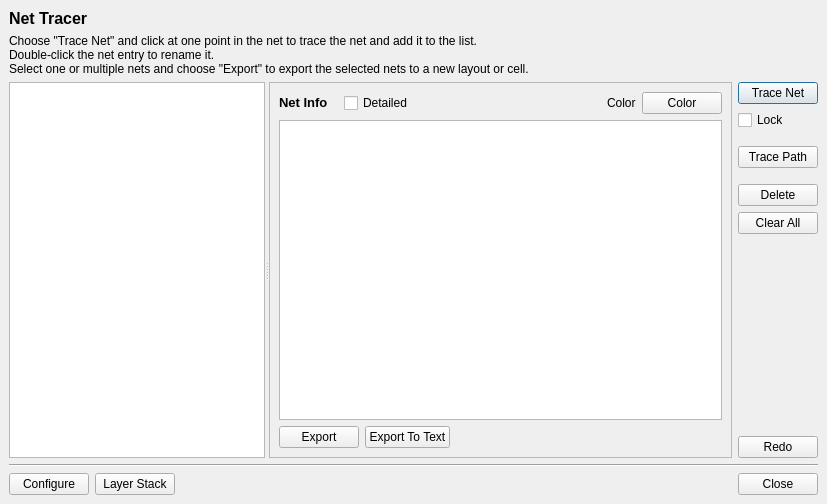
The window that src/plugins/tools/net_tracer/lay_plugin/NetTracerDialog.ui (KLayout/klayout) describes before a commit, drawn with Qt 5.
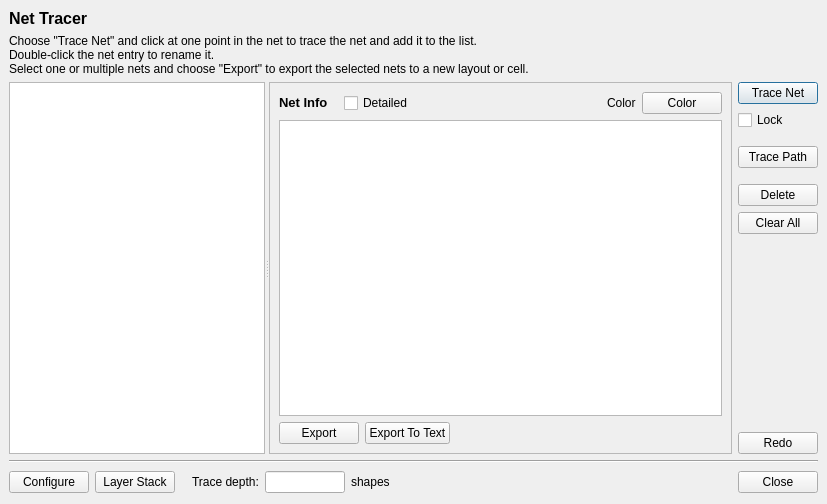
The same window after the commit. Custom widgets are drawn as their Qt base class.

Commit message: Implemented #500 (limit number of shapes in net tracer)

```diff
--- a/src/plugins/tools/net_tracer/lay_plugin/NetTracerDialog.ui
+++ b/src/plugins/tools/net_tracer/lay_plugin/NetTracerDialog.ui
@@ -29,7 +29,24 @@
    <property name="spacing">
     <number>6</number>
    </property>
-   <item row="1" column="0" colspan="4">
+   <item row="3" column="0" rowspan="2" colspan="8">
+    <widget class="Line" name="line">
+     <property name="orientation">
+      <enum>Qt::Horizontal</enum>
+     </property>
+    </widget>
+   </item>
+   <item row="5" column="0" rowspan="2">
+    <widget class="QPushButton" name="configure_pb">
+     <property name="text">
+      <string>Configure</string>
+     </property>
+     <property name="autoDefault">
+      <bool>false</bool>
+     </property>
+    </widget>
+   </item>
+   <item row="1" column="0" colspan="8">
     <widget class="QLabel" name="label_2">
      <property name="sizePolicy">
       <sizepolicy hsizetype="Preferred" vsizetype="Minimum">
@@ -50,11 +67,170 @@
      </property>
     </widget>
    </item>
-   <item row="0" column="0" colspan="4">
-    <widget class="QLabel" name="label_3">
+   <item row="2" column="7">
+    <widget class="QFrame" name="frame">
+     <property name="minimumSize">
+      <size>
+       <width>0</width>
+       <height>0</height>
+      </size>
+     </property>
+     <property name="frameShape">
+      <enum>QFrame::NoFrame</enum>
+     </property>
+     <property name="frameShadow">
+      <enum>QFrame::Raised</enum>
+     </property>
+     <layout class="QVBoxLayout">
+      <property name="spacing">
+       <number>6</number>
+      </property>
+      <property name="leftMargin">
+       <number>0</number>
+      </property>
+      <property name="topMargin">
+       <number>0</number>
+      </property>
+      <property name="rightMargin">
+       <number>0</number>
+      </property>
+      <property name="bottomMargin">
+       <number>0</number>
+      </property>
+      <item>
+       <widget class="QPushButton" name="add_pb">
+        <property name="text">
+         <string>Trace Net</string>
+        </property>
+        <property name="checkable">
+         <bool>true</bool>
+        </property>
+        <property name="checked">
+         <bool>false</bool>
+        </property>
+        <property name="default">
+         <bool>true</bool>
+        </property>
+       </widget>
+      </item>
+      <item>
+       <widget class="QCheckBox" name="sticky_cbx">
+        <property name="text">
+         <string>Lock</string>
+        </property>
+       </widget>
+      </item>
+      <item>
+       <spacer>
+        <property name="orientation">
+         <enum>Qt::Vertical</enum>
+        </property>
+        <property name="sizeType">
+         <enum>QSizePolicy::Fixed</enum>
+        </property>
+        <property name="sizeHint" stdset="0">
+         <size>
+          <width>20</width>
+          <height>10</height>
+         </size>
+        </property>
+       </spacer>
+      </item>
+      <item>
+       <widget class="QPushButton" name="add2_pb">
+        <property name="text">
+         <string>Trace Path</string>
+        </property>
+       </widget>
+      </item>
+      <item>
+       <spacer>
+        <property name="orientation">
+         <enum>Qt::Vertical</enum>
+        </property>
+        <property name="sizeType">
+         <enum>QSizePolicy::Fixed</enum>
+        </property>
+        <property name="sizeHint" stdset="0">
+         <size>
+          <width>20</width>
+          <height>10</height>
+         </size>
+        </property>
+       </spacer>
+      </item>
+      <item>
+       <widget class="QPushButton" name="del_pb">
+        <property name="text">
+         <string>Delete</string>
+        </property>
+       </widget>
+      </item>
+      <item>
+       <widget class="QPushButton" name="clear_all_pb">
+        <property name="text">
+         <string>Clear All</string>
+        </property>
+       </widget>
+      </item>
+      <item>
+       <spacer>
+        <property name="orientation">
+         <enum>Qt::Vertical</enum>
+        </property>
+        <property name="sizeHint" stdset="0">
+         <size>
+          <width>11</width>
+          <height>261</height>
+         </size>
+        </property>
+       </spacer>
+      </item>
+      <item>
+       <widget class="QPushButton" name="redo_pb">
+        <property name="text">
+         <string>Redo</string>
+        </property>
+       </widget>
+      </item>
+     </layout>
+    </widget>
+   </item>
+   <item row="5" column="2">
+    <spacer name="horizontalSpacer">
+     <property name="orientation">
+      <enum>Qt::Horizontal</enum>
+     </property>
+     <property name="sizeType">
+      <enum>QSizePolicy::Fixed</enum>
+     </property>
+     <property name="sizeHint" stdset="0">
+      <size>
+       <width>5</width>
+       <height>20</height>
+      </size>
+     </property>
+    </spacer>
+   </item>
+   <item row="5" column="3" rowspan="2">
+    <widget class="QLabel" name="label_5">
+     <property name="text">
+      <string>Trace depth:</string>
+     </property>
+    </widget>
+   </item>
+   <item row="5" column="7" rowspan="2">
+    <widget class="QPushButton" name="close_pb">
+     <property name="text">
+      <string>Close</string>
+     </property>
+    </widget>
+   </item>
+   <item row="5" column="6" rowspan="2">
+    <widget class="QLabel" name="tech_info_label">
      <property name="sizePolicy">
-      <sizepolicy hsizetype="Preferred" vsizetype="Minimum">
-       <horstretch>0</horstretch>
+      <sizepolicy hsizetype="Preferred" vsizetype="Preferred">
+       <horstretch>1</horstretch>
        <verstretch>0</verstretch>
       </sizepolicy>
      </property>
@@ -67,24 +243,7 @@
       </font>
      </property>
      <property name="text">
-      <string>Net Tracer</string>
-     </property>
-    </widget>
-   </item>
-   <item row="3" column="0" rowspan="2" colspan="4">
-    <widget class="Line" name="line">
-     <property name="orientation">
-      <enum>Qt::Horizontal</enum>
-     </property>
-    </widget>
-   </item>
-   <item row="5" column="0" rowspan="2">
-    <widget class="QPushButton" name="configure_pb">
-     <property name="text">
-      <string>Configure</string>
-     </property>
-     <property name="autoDefault">
-      <bool>false</bool>
+      <string/>
      </property>
     </widget>
    </item>
@@ -98,7 +257,7 @@
      </property>
     </widget>
    </item>
-   <item row="2" column="0" colspan="3">
+   <item row="2" column="0" colspan="7">
     <widget class="QSplitter" name="splitter">
      <property name="sizePolicy">
       <sizepolicy hsizetype="Expanding" vsizetype="Preferred">
@@ -326,152 +485,47 @@
      </widget>
     </widget>
    </item>
-   <item row="2" column="3">
-    <widget class="QFrame" name="frame">
-     <property name="minimumSize">
+   <item row="0" column="0" colspan="8">
+    <widget class="QLabel" name="label_3">
+     <property name="sizePolicy">
+      <sizepolicy hsizetype="Preferred" vsizetype="Minimum">
+       <horstretch>0</horstretch>
+       <verstretch>0</verstretch>
+      </sizepolicy>
+     </property>
+     <property name="font">
+      <font>
+       <pointsize>12</pointsize>
+       <weight>75</weight>
+       <italic>false</italic>
+       <bold>true</bold>
+      </font>
+     </property>
+     <property name="text">
+      <string>Net Tracer</string>
+     </property>
+    </widget>
+   </item>
+   <item row="5" column="5" rowspan="2">
+    <widget class="QLabel" name="label_6">
+     <property name="text">
+      <string>shapes</string>
+     </property>
+    </widget>
+   </item>
+   <item row="5" column="4" rowspan="2">
+    <widget class="QLineEdit" name="depth_le">
+     <property name="sizePolicy">
+      <sizepolicy hsizetype="Fixed" vsizetype="Fixed">
+       <horstretch>0</horstretch>
+       <verstretch>0</verstretch>
+      </sizepolicy>
+     </property>
+     <property name="maximumSize">
       <size>
-       <width>0</width>
-       <height>0</height>
+       <width>80</width>
+       <height>16777215</height>
       </size>
-     </property>
-     <property name="frameShape">
-      <enum>QFrame::NoFrame</enum>
-     </property>
-     <property name="frameShadow">
-      <enum>QFrame::Raised</enum>
-     </property>
-     <layout class="QVBoxLayout">
-      <property name="spacing">
-       <number>6</number>
-      </property>
-      <property name="leftMargin">
-       <number>0</number>
-      </property>
-      <property name="topMargin">
-       <number>0</number>
-      </property>
-      <property name="rightMargin">
-       <number>0</number>
-      </property>
-      <property name="bottomMargin">
-       <number>0</number>
-      </property>
-      <item>
-       <widget class="QPushButton" name="add_pb">
-        <property name="text">
-         <string>Trace Net</string>
-        </property>
-        <property name="checkable">
-         <bool>true</bool>
-        </property>
-        <property name="checked">
-         <bool>false</bool>
-        </property>
-        <property name="default">
-         <bool>true</bool>
-        </property>
-       </widget>
-      </item>
-      <item>
-       <widget class="QCheckBox" name="sticky_cbx">
-        <property name="text">
-         <string>Lock</string>
-        </property>
-       </widget>
-      </item>
-      <item>
-       <spacer>
-        <property name="orientation">
-         <enum>Qt::Vertical</enum>
-        </property>
-        <property name="sizeType">
-         <enum>QSizePolicy::Fixed</enum>
-        </property>
-        <property name="sizeHint" stdset="0">
-         <size>
-          <width>20</width>
-          <height>10</height>
-         </size>
-        </property>
-       </spacer>
-      </item>
-      <item>
-       <widget class="QPushButton" name="add2_pb">
-        <property name="text">
-         <string>Trace Path</string>
-        </property>
-       </widget>
-      </item>
-      <item>
-       <spacer>
-        <property name="orientation">
-         <enum>Qt::Vertical</enum>
-        </property>
-        <property name="sizeType">
-         <enum>QSizePolicy::Fixed</enum>
-        </property>
-        <property name="sizeHint" stdset="0">
-         <size>
-          <width>20</width>
-          <height>10</height>
-         </size>
-        </property>
-       </spacer>
-      </item>
-      <item>
-       <widget class="QPushButton" name="del_pb">
-        <property name="text">
-         <string>Delete</string>
-        </property>
-       </widget>
-      </item>
-      <item>
-       <widget class="QPushButton" name="clear_all_pb">
-        <property name="text">
-         <string>Clear All</string>
-        </property>
-       </widget>
-      </item>
-      <item>
-       <spacer>
-        <property name="orientation">
-         <enum>Qt::Vertical</enum>
-        </property>
-        <property name="sizeHint" stdset="0">
-         <size>
-          <width>11</width>
-          <height>261</height>
-         </size>
-        </property>
-       </spacer>
-      </item>
-      <item>
-       <widget class="QPushButton" name="redo_pb">
-        <property name="text">
-         <string>Redo</string>
-        </property>
-       </widget>
-      </item>
-     </layout>
-    </widget>
-   </item>
-   <item row="5" column="2" rowspan="2">
-    <widget class="QLabel" name="tech_info_label">
-     <property name="sizePolicy">
-      <sizepolicy hsizetype="Preferred" vsizetype="Preferred">
-       <horstretch>1</horstretch>
-       <verstretch>0</verstretch>
-      </sizepolicy>
-     </property>
-     <property name="text">
-      <string/>
-     </property>
-    </widget>
-   </item>
-   <item row="5" column="3" rowspan="2">
-    <widget class="QPushButton" name="close_pb">
-     <property name="text">
-      <string>Close</string>
      </property>
     </widget>
    </item>
```
Left out of the diff: 8 changed lines with no effect on the pictures. The commit also changes 11 other files.
